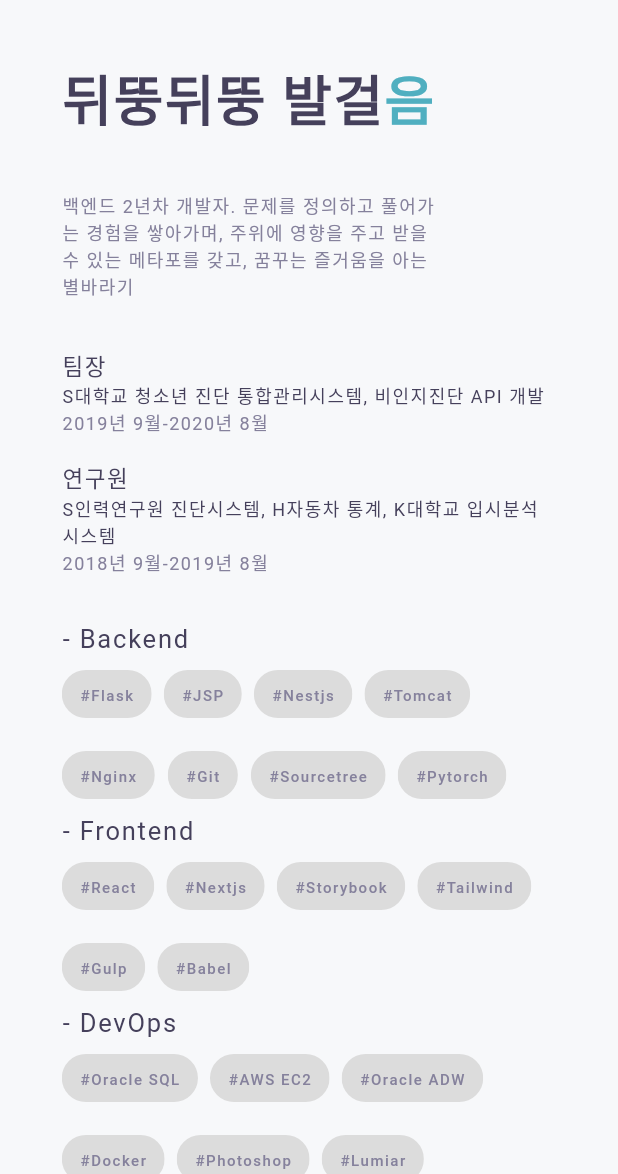
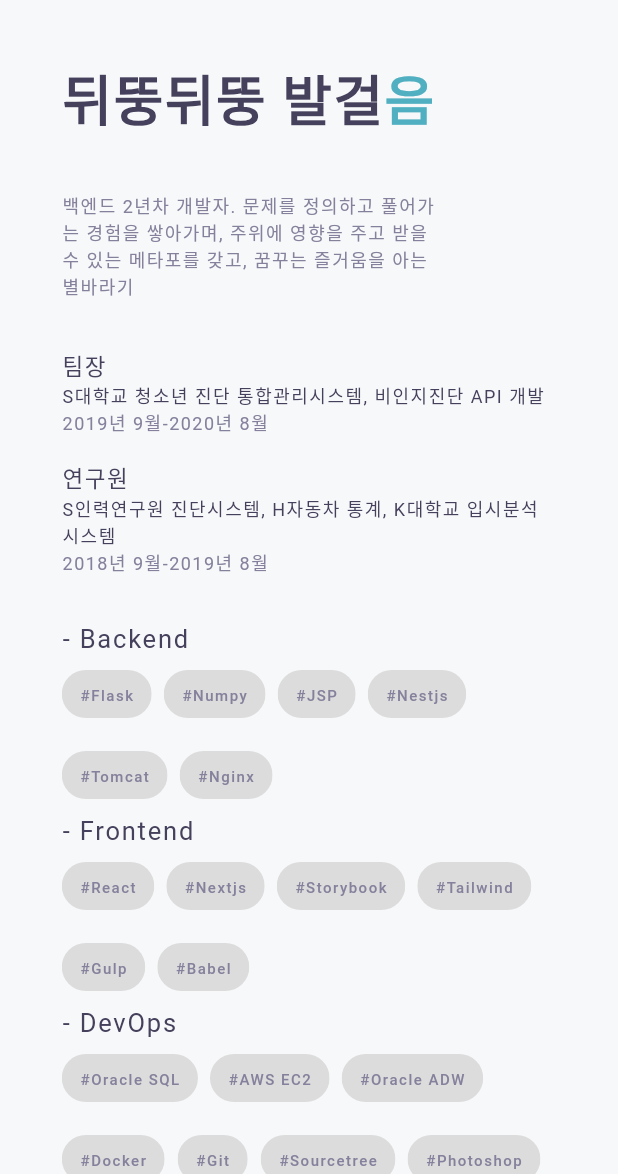
Before and after one commit to JS3322/portfolio_profile_flutter, a Flutter app: the screen it shows after launch, on a phone screen of 412 x 824 dp, the part 62-1236 px from its top. Run offline on Flutter 3.47's test engine with Material 2 defaults, Android fonts, the phone set to English and light mode, and no system bars; Roboto replaces fonts that are missing (NexaBold, NexaLight, ProductSans).

Commit message:
20210406_v1

```diff
--- a/lib/ui/home.dart
+++ b/lib/ui/home.dart
@@ -295,6 +295,8 @@ class HomePage extends StatelessWidget {
     '#AWS EC2',
     '#Oracle ADW',
     '#Docker',
+    '#Git',
+    '#Sourcetree',
     '#Photoshop',
     '#Lumiar',
   ];
@@ -310,13 +312,11 @@ class HomePage extends StatelessWidget {
 
   final backend = [
     '#Flask',
+    '#Numpy',
     '#JSP',
     '#Nestjs',
     '#Tomcat',
     '#Nginx',
-    '#Git',
-    '#Sourcetree',
-    '#Pytorch',
   ];
 
   Widget _buildSkills(BuildContext context) {
```
Also changed, not shown: 1 other file.
